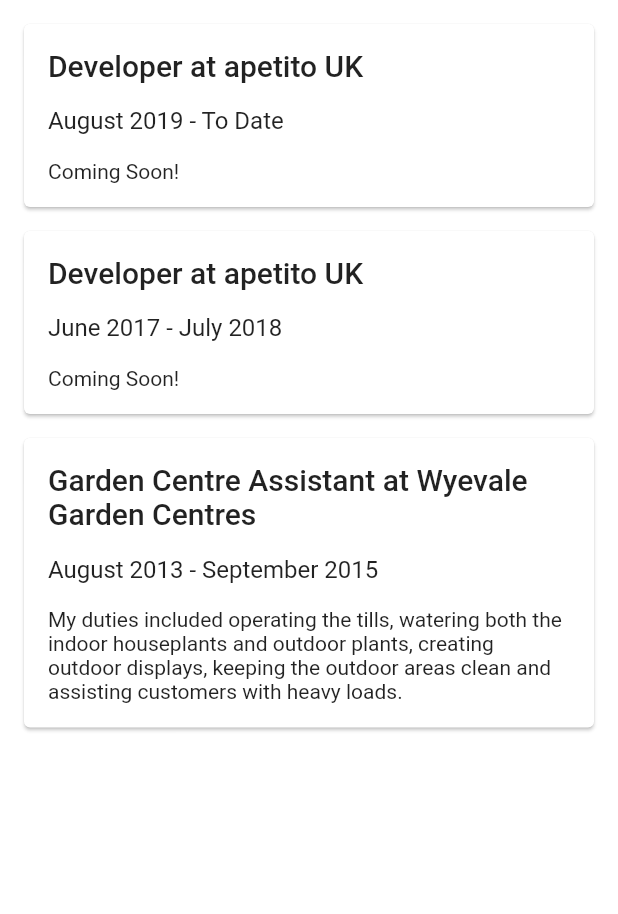
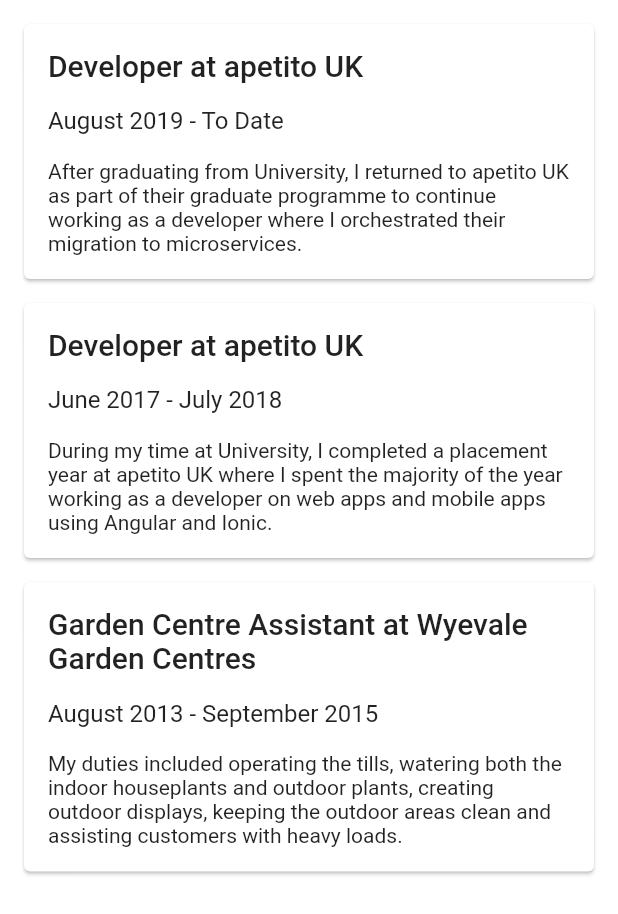
Before and after one commit to tnc1997/flutter-thomas-clark-page, a Flutter app: the ExperiencePage widget shown alone on an empty page, opened directly, on a phone screen of 412 x 824 dp. Shown: the top 914 px of the screen. Run offline on Flutter 3.47's test engine with Material 2 defaults, Android fonts, the phone set to English and light mode, and no system bars; missing offline and left inert: mdi.

Commit message:
refactor: add content to experience (#17)

```diff
--- a/lib/pages/experience_page.dart
+++ b/lib/pages/experience_page.dart
@@ -18,12 +18,14 @@ class ExperiencePage extends StatelessWidget {
           AppCard(
             title: 'Developer at apetito UK',
             subtitle: 'August 2019 - To Date',
-            content: 'Coming Soon!',
+            content:
+                'After graduating from University, I returned to apetito UK as part of their graduate programme to continue working as a developer where I orchestrated their migration to microservices.',
           ),
           AppCard(
             title: 'Developer at apetito UK',
             subtitle: 'June 2017 - July 2018',
-            content: 'Coming Soon!',
+            content:
+                'During my time at University, I completed a placement year at apetito UK where I spent the majority of the year working as a developer on web apps and mobile apps using Angular and Ionic.',
           ),
           AppCard(
             title: 'Garden Centre Assistant at Wyevale Garden Centres',
```
